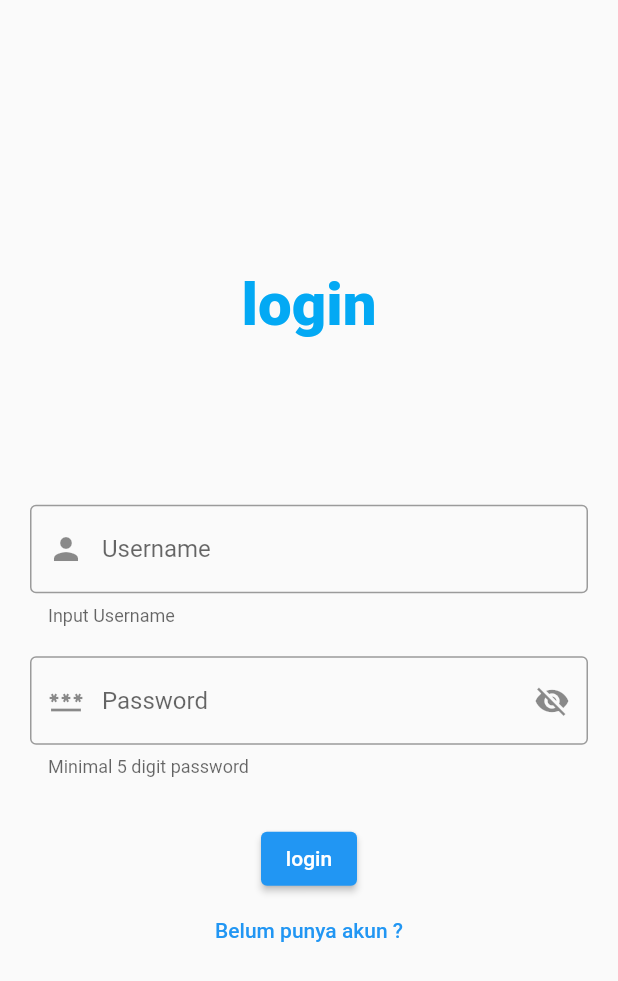
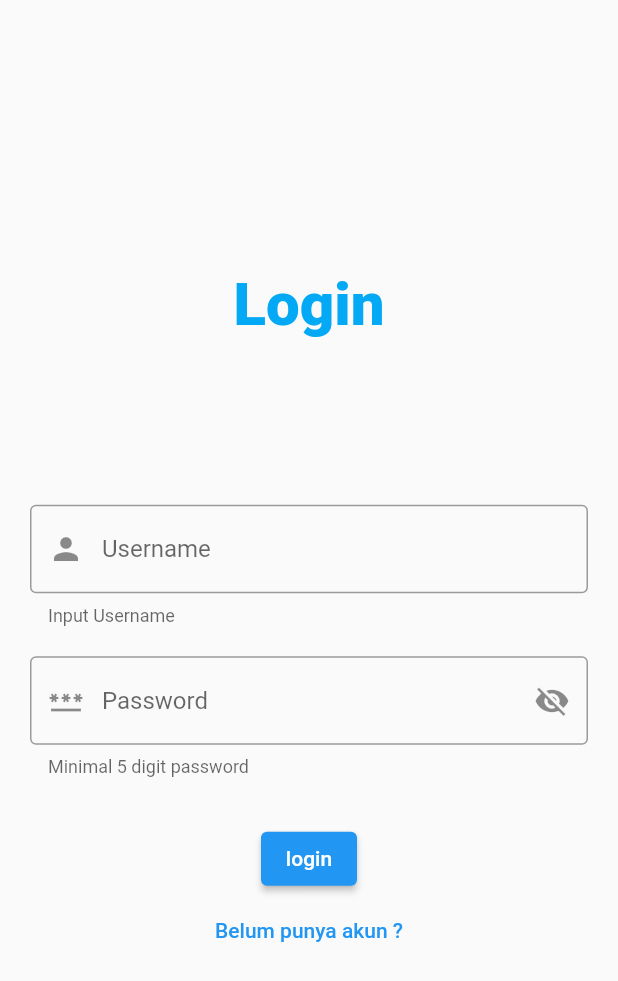
Before and after one commit to Allv16/UGD_UI-Widget, a Flutter app: the screen it shows after launch, on a phone screen of 412 x 824 dp. Shown: the top 981 px of the screen. Run offline on Flutter 3.47's test engine with Material 2 defaults, Android fonts, the phone set to English and light mode, and no system bars; our stand-ins replace fluttertoast.

```diff
--- a/lib/View/login.dart
+++ b/lib/View/login.dart
@@ -28,7 +28,7 @@ class _LoginViewState extends State<LoginView> {
           mainAxisAlignment: MainAxisAlignment.center,
           children: [
             const Text(
-              "login",
+              "Login",
               style: TextStyle(
                   color: Colors.lightBlue,
                   fontSize: 40,
--- a/lib/View/profile.dart
+++ b/lib/View/profile.dart
@@ -159,7 +159,7 @@ class Profile extends StatelessWidget {
                               fit: BoxFit.cover,
                             ),
                           ),
-                          const Text('\nSebastian Gautama' '\nNPM : 210711172',
+                          const Text('\nSabastian Gautama' '\nNPM : 210711172',
                               style: TextStyle(fontSize: 25),
                               textAlign: TextAlign.center),
                         ],
```
Also changed, not shown: lib/View/register.dart (+10 -3 lines).
